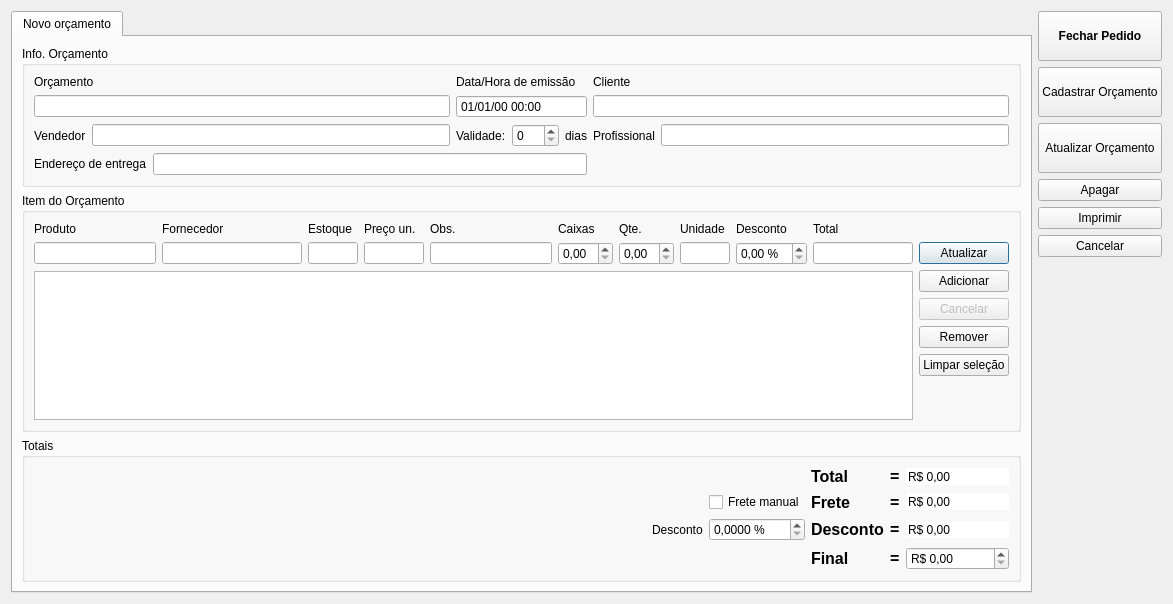
Qt form orcamento.ui (lellisls/ERP-STACCATO) before a commit.
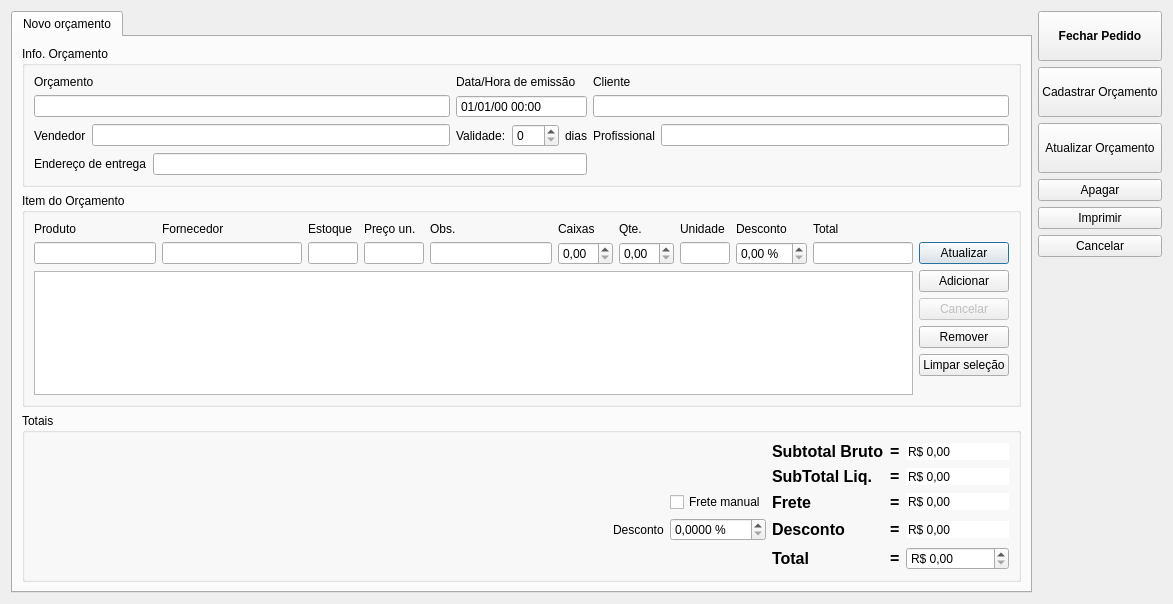
The same form after that commit. Custom widgets are drawn as their Qt base class.

Commit message: Subtotal bruto na ui

```diff
--- a/orcamento.ui
+++ b/orcamento.ui
@@ -719,7 +719,41 @@
           </item>
           <item row="1" column="1">
            <layout class="QGridLayout" name="gridLayout">
-            <item row="2" column="7">
+            <item row="1" column="4">
+             <widget class="QLabel" name="labelDescontoRS_2">
+              <property name="font">
+               <font>
+                <pointsize>12</pointsize>
+                <weight>75</weight>
+                <bold>true</bold>
+               </font>
+              </property>
+              <property name="text">
+               <string>SubTotal Liq.</string>
+              </property>
+              <property name="alignment">
+               <set>Qt::AlignLeading|Qt::AlignLeft|Qt::AlignVCenter</set>
+              </property>
+             </widget>
+            </item>
+            <item row="4" column="0">
+             <widget class="QLabel" name="label_26">
+              <property name="text">
+               <string>Desconto</string>
+              </property>
+             </widget>
+            </item>
+            <item row="3" column="2">
+             <widget class="QCheckBox" name="checkBoxFreteManual">
+              <property name="toolTip">
+               <string>&lt;html&gt;&lt;head/&gt;&lt;body&gt;&lt;p&gt;Aperte para habilitar a edição manual do frete.&lt;/p&gt;&lt;/body&gt;&lt;/html&gt;</string>
+              </property>
+              <property name="text">
+               <string>Frete manual</string>
+              </property>
+             </widget>
+            </item>
+            <item row="3" column="7">
              <widget class="QDoubleSpinBox" name="doubleSpinBoxFrete">
               <property name="toolTip">
                <string>&lt;html&gt;&lt;head/&gt;&lt;body&gt;&lt;p&gt;Valor do frete&lt;/p&gt;&lt;/body&gt;&lt;/html&gt;</string>
@@ -733,6 +767,9 @@
               <property name="buttonSymbols">
                <enum>QAbstractSpinBox::NoButtons</enum>
               </property>
+              <property name="correctionMode">
+               <enum>QAbstractSpinBox::CorrectToNearestValue</enum>
+              </property>
               <property name="keyboardTracking">
                <bool>false</bool>
               </property>
@@ -750,10 +787,10 @@
               </property>
              </widget>
             </item>
-            <item row="0" column="7">
+            <item row="1" column="7">
              <widget class="QDoubleSpinBox" name="doubleSpinBoxTotal">
               <property name="toolTip">
-               <string>&lt;html&gt;&lt;head/&gt;&lt;body&gt;&lt;p&gt;Sub-total do orçamento é o total sem o frete&lt;/p&gt;&lt;/body&gt;&lt;/html&gt;</string>
+               <string>&lt;html&gt;&lt;head/&gt;&lt;body&gt;&lt;p&gt;Sub-total liq. do orçamento é o subtotal dos itens com desconto&lt;/p&gt;&lt;/body&gt;&lt;/html&gt;</string>
               </property>
               <property name="frame">
                <bool>false</bool>
@@ -781,10 +818,10 @@
               </property>
              </widget>
             </item>
-            <item row="3" column="2">
+            <item row="4" column="2">
              <widget class="QDoubleSpinBox" name="doubleSpinBoxDescontoGlobal">
               <property name="toolTip">
-               <string>&lt;html&gt;&lt;head/&gt;&lt;body&gt;&lt;p&gt;Desconto global sobree a venda&lt;/p&gt;&lt;/body&gt;&lt;/html&gt;</string>
+               <string>&lt;html&gt;&lt;head/&gt;&lt;body&gt;&lt;p&gt;Desconto percentual sobree todo o orçamento.&lt;/p&gt;&lt;/body&gt;&lt;/html&gt;</string>
               </property>
               <property name="suffix">
                <string> %</string>
@@ -797,7 +834,7 @@
               </property>
              </widget>
             </item>
-            <item row="4" column="6">
+            <item row="5" column="6">
              <widget class="QLabel" name="label_4">
               <property name="font">
                <font>
@@ -811,44 +848,44 @@
               </property>
              </widget>
             </item>
-            <item row="3" column="7">
-             <widget class="QDoubleSpinBox" name="doubleSpinBoxDescontoRS">
-              <property name="toolTip">
-               <string>&lt;html&gt;&lt;head/&gt;&lt;body&gt;&lt;p&gt;Sub-total do orçamento é o total sem o frete&lt;/p&gt;&lt;/body&gt;&lt;/html&gt;</string>
-              </property>
-              <property name="frame">
-               <bool>false</bool>
-              </property>
-              <property name="readOnly">
-               <bool>true</bool>
-              </property>
-              <property name="buttonSymbols">
-               <enum>QAbstractSpinBox::NoButtons</enum>
-              </property>
-              <property name="correctionMode">
-               <enum>QAbstractSpinBox::CorrectToNearestValue</enum>
-              </property>
-              <property name="keyboardTracking">
-               <bool>false</bool>
-              </property>
-              <property name="prefix">
-               <string>R$ </string>
-              </property>
-              <property name="maximum">
-               <double>9999999.000000000000000</double>
-              </property>
-             </widget>
-            </item>
             <item row="4" column="7">
+             <widget class="QDoubleSpinBox" name="doubleSpinBoxDescontoRS">
+              <property name="toolTip">
+               <string>&lt;html&gt;&lt;head/&gt;&lt;body&gt;&lt;p&gt;Valor do desconto em Reais&lt;/p&gt;&lt;/body&gt;&lt;/html&gt;</string>
+              </property>
+              <property name="frame">
+               <bool>false</bool>
+              </property>
+              <property name="readOnly">
+               <bool>true</bool>
+              </property>
+              <property name="buttonSymbols">
+               <enum>QAbstractSpinBox::NoButtons</enum>
+              </property>
+              <property name="correctionMode">
+               <enum>QAbstractSpinBox::CorrectToNearestValue</enum>
+              </property>
+              <property name="keyboardTracking">
+               <bool>false</bool>
+              </property>
+              <property name="prefix">
+               <string>R$ </string>
+              </property>
+              <property name="maximum">
+               <double>9999999.000000000000000</double>
+              </property>
+             </widget>
+            </item>
+            <item row="5" column="7">
              <widget class="QDoubleSpinBox" name="doubleSpinBoxFinal">
               <property name="toolTip">
-               <string>&lt;html&gt;&lt;head/&gt;&lt;body&gt;&lt;p&gt;Valor total do orçamento&lt;/p&gt;&lt;/body&gt;&lt;/html&gt;</string>
+               <string>&lt;html&gt;&lt;head/&gt;&lt;body&gt;&lt;p&gt;Valor total do orçamento, com desconto final.&lt;/p&gt;&lt;/body&gt;&lt;/html&gt;</string>
               </property>
               <property name="wrapping">
                <bool>false</bool>
               </property>
               <property name="correctionMode">
-               <enum>QAbstractSpinBox::CorrectToPreviousValue</enum>
+               <enum>QAbstractSpinBox::CorrectToNearestValue</enum>
               </property>
               <property name="prefix">
                <string>R$ </string>
@@ -858,7 +895,7 @@
               </property>
              </widget>
             </item>
-            <item row="3" column="6">
+            <item row="4" column="6">
              <widget class="QLabel" name="label_11">
               <property name="font">
                <font>
@@ -872,31 +909,7 @@
               </property>
              </widget>
             </item>
-            <item row="3" column="0">
-             <widget class="QLabel" name="label_26">
-              <property name="text">
-               <string>Desconto</string>
-              </property>
-             </widget>
-            </item>
-            <item row="0" column="4">
-             <widget class="QLabel" name="labelDescontoRS_2">
-              <property name="font">
-               <font>
-                <pointsize>12</pointsize>
-                <weight>75</weight>
-                <bold>true</bold>
-               </font>
-              </property>
-              <property name="text">
-               <string>Total</string>
-              </property>
-              <property name="alignment">
-               <set>Qt::AlignLeading|Qt::AlignLeft|Qt::AlignVCenter</set>
-              </property>
-             </widget>
-            </item>
-            <item row="4" column="4">
+            <item row="5" column="4">
              <widget class="QLabel" name="label_15">
               <property name="font">
                <font>
@@ -906,14 +919,14 @@
                </font>
               </property>
               <property name="text">
-               <string>Final</string>
+               <string>Total</string>
               </property>
               <property name="alignment">
                <set>Qt::AlignLeading|Qt::AlignLeft|Qt::AlignVCenter</set>
               </property>
              </widget>
             </item>
-            <item row="0" column="6">
+            <item row="1" column="6">
              <widget class="QLabel" name="label_5">
               <property name="font">
                <font>
@@ -927,7 +940,7 @@
               </property>
              </widget>
             </item>
-            <item row="3" column="4">
+            <item row="4" column="4">
              <widget class="QLabel" name="labelDescontoRS">
               <property name="font">
                <font>
@@ -941,7 +954,7 @@
               </property>
              </widget>
             </item>
-            <item row="2" column="4">
+            <item row="3" column="4">
              <widget class="QLabel" name="label_16">
               <property name="font">
                <font>
@@ -958,7 +971,7 @@
               </property>
              </widget>
             </item>
-            <item row="2" column="6">
+            <item row="3" column="6">
              <widget class="QLabel" name="label_3">
               <property name="font">
                <font>
@@ -972,10 +985,65 @@
               </property>
              </widget>
             </item>
-            <item row="2" column="2">
-             <widget class="QCheckBox" name="checkBoxFreteManual">
+            <item row="0" column="4">
+             <widget class="QLabel" name="labelDescontoRS_3">
+              <property name="font">
+               <font>
+                <pointsize>12</pointsize>
+                <weight>75</weight>
+                <bold>true</bold>
+               </font>
+              </property>
               <property name="text">
-               <string>Frete manual</string>
+               <string>Subtotal Bruto</string>
+              </property>
+              <property name="alignment">
+               <set>Qt::AlignLeading|Qt::AlignLeft|Qt::AlignVCenter</set>
+              </property>
+             </widget>
+            </item>
+            <item row="0" column="6">
+             <widget class="QLabel" name="label_6">
+              <property name="font">
+               <font>
+                <pointsize>12</pointsize>
+                <weight>75</weight>
+                <bold>true</bold>
+               </font>
+              </property>
+              <property name="text">
+               <string>=</string>
+              </property>
+             </widget>
+            </item>
+            <item row="0" column="7">
+             <widget class="QDoubleSpinBox" name="doubleSpinBoxSubTotalBruto">
+              <property name="toolTip">
+               <string>&lt;html&gt;&lt;head/&gt;&lt;body&gt;&lt;p&gt;Sub-total bruto é o total do valor dos itens, &lt;span style=&quot; font-weight:600;&quot;&gt;sem nenhum desconto&lt;/span&gt;.&lt;/p&gt;&lt;/body&gt;&lt;/html&gt;</string>
+              </property>
+              <property name="frame">
+               <bool>false</bool>
+              </property>
+              <property name="readOnly">
+               <bool>true</bool>
+              </property>
+              <property name="buttonSymbols">
+               <enum>QAbstractSpinBox::NoButtons</enum>
+              </property>
+              <property name="correctionMode">
+               <enum>QAbstractSpinBox::CorrectToNearestValue</enum>
+              </property>
+              <property name="keyboardTracking">
+               <bool>false</bool>
+              </property>
+              <property name="showGroupSeparator" stdset="0">
+               <bool>false</bool>
+              </property>
+              <property name="prefix">
+               <string>R$ </string>
+              </property>
+              <property name="maximum">
+               <double>9999999.000000000000000</double>
               </property>
              </widget>
             </item>
```
The commit also changes 1 other file.
